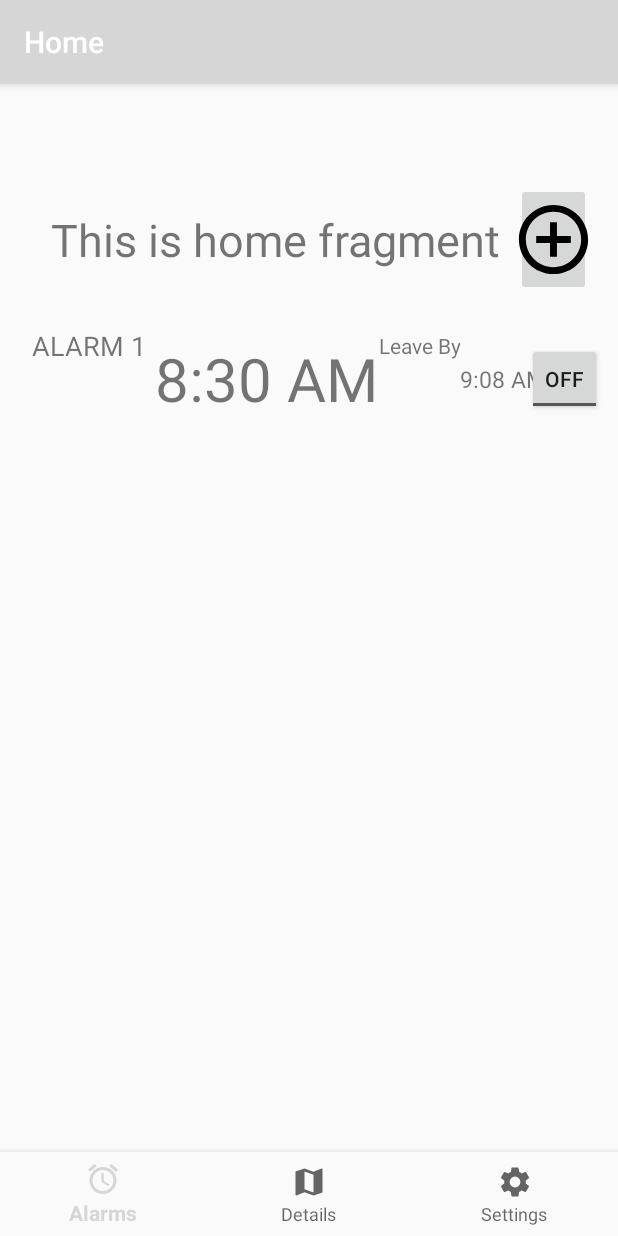
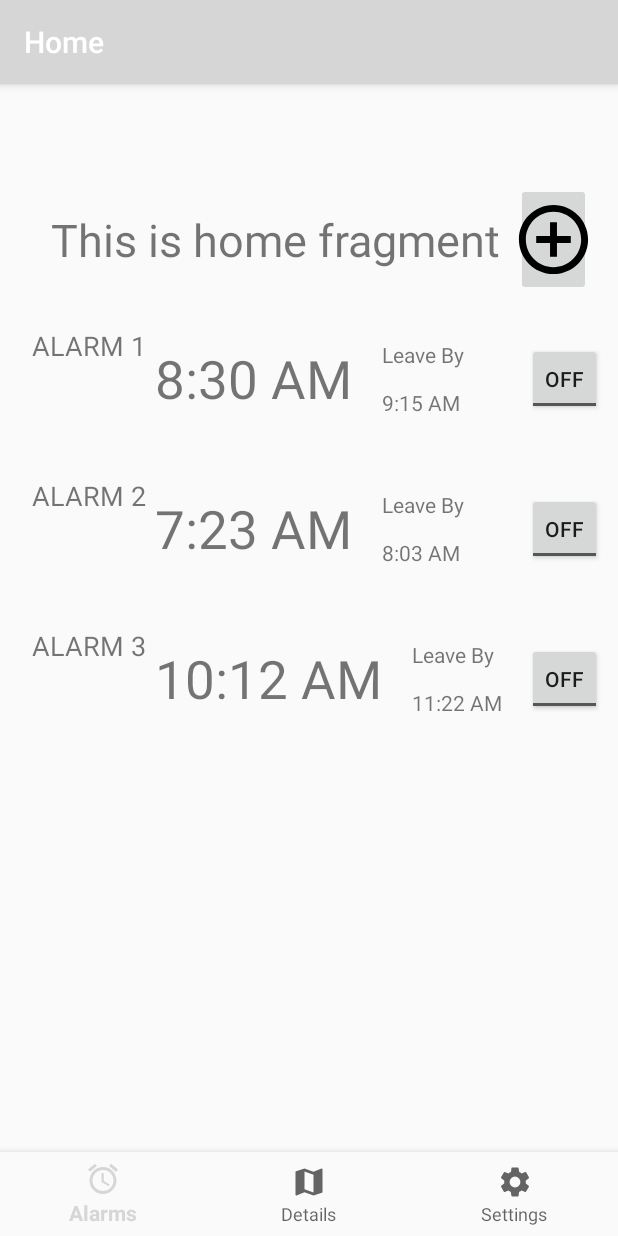
Before and after one commit to pcutter1/true-alarm, an Android app: the screen it shows after launch (MainActivity), on a phone screen of 412 x 824 dp. Run offline under Robolectric (Android 15) with nearby library versions, the phone set to English and light mode, and no system bars; our stand-ins replace Room's generated code, RxJava, navigation-ui; libraries missing offline, so code that uses them is left out: com.facebook.stetho; 1 statement that could not run was skipped.

Commit message:
Fixed LeaveBy issue, completed AlarmHome layout

```diff
--- a/app/src/main/res/layout/fragment_home.xml
+++ b/app/src/main/res/layout/fragment_home.xml
@@ -50,7 +50,7 @@
       android:layout_height="wrap_content"
       android:layout_gravity="top"
       android:layout_marginEnd="5dp"
-      android:text="@string/alarm_1_name"
+      android:text="@string/alarm1_name"
       android:textSize="18sp"/>
 
     <TextView
@@ -59,23 +59,16 @@
       android:layout_height="match_parent"
       android:gravity="start|center"
       android:layout_gravity="start"
-      android:textSize="40sp"
+      android:textSize="35sp"
+      android:layout_marginEnd="20dp"
       android:text="@string/alarm1_wake_time"/>
 
     <TextView
       android:layout_width="wrap_content"
       android:layout_height="wrap_content"
-      android:gravity="end|center|top"
-      android:layout_gravity="top"
-      android:text="@string/leave_by"/>
+      android:layout_gravity="center"
+      android:text="@string/alarm1_leave_by"/>
 
-    <TextView
-      android:layout_width="wrap_content"
-      android:layout_height="wrap_content"
-      android:gravity="end|center|bottom"
-      android:layout_gravity="center"
-      android:textSize="15sp"
-      android:text="9:08 AM"/>
 
    <ToggleButton
      android:id="@+id/alarm1_set"
@@ -83,6 +76,92 @@
      android:layout_height="wrap_content"
      android:layout_gravity="end"
      android:layout_marginEnd="5dp"/>
+
+
+
+  </androidx.appcompat.widget.Toolbar>
+
+  <androidx.appcompat.widget.Toolbar
+    android:id="@+id/alarm2_toolbar"
+    android:layout_width="match_parent"
+    android:layout_height="100dp"
+    android:layout_marginHorizontal="5dp"
+    app:layout_constraintTop_toBottomOf="@id/alarm1_toolbar">
+
+    <TextView
+      android:id="@+id/alarm2_name"
+      android:layout_width="wrap_content"
+      android:layout_height="wrap_content"
+      android:layout_gravity="top"
+      android:layout_marginEnd="5dp"
+      android:text="@string/alarm2_name"
+      android:textSize="18sp"/>
+
+    <TextView
+      android:id="@+id/alarm2_wake_time"
+      android:layout_width="wrap_content"
+      android:layout_height="match_parent"
+      android:gravity="start|center"
+      android:layout_gravity="start"
+      android:textSize="35sp"
+      android:layout_marginEnd="20dp"
+      android:text="@string/alarm2_wake_time"/>
+
+    <TextView
+      android:layout_width="wrap_content"
+      android:layout_height="wrap_content"
+      android:layout_gravity="center"
+      android:text="@string/alarm2_leave_by"/>
+
+    <ToggleButton
+      android:id="@+id/alarm2_set"
+      android:layout_width="50dp"
+      android:layout_height="wrap_content"
+      android:layout_gravity="end"
+      android:layout_marginEnd="5dp"/>
+
+
+
+  </androidx.appcompat.widget.Toolbar>
+
+  <androidx.appcompat.widget.Toolbar
+    android:id="@+id/alarm3_toolbar"
+    android:layout_width="match_parent"
+    android:layout_height="100dp"
+    android:layout_marginHorizontal="5dp"
+    app:layout_constraintTop_toBottomOf="@id/alarm2_toolbar">
+
+    <TextView
+      android:id="@+id/alarm3_name"
+      android:layout_width="wrap_content"
+      android:layout_height="wrap_content"
+      android:layout_gravity="top"
+      android:layout_marginEnd="5dp"
+      android:text="@string/alarm3_name"
+      android:textSize="18sp"/>
+
+    <TextView
+      android:id="@+id/alarm3_wake_time"
+      android:layout_width="wrap_content"
+      android:layout_height="match_parent"
+      android:gravity="start|center"
+      android:layout_gravity="start"
+      android:textSize="35sp"
+      android:layout_marginEnd="20dp"
+      android:text="@string/alarm3_wake_time"/>
+
+    <TextView
+      android:layout_width="wrap_content"
+      android:layout_height="wrap_content"
+      android:layout_gravity="center"
+      android:text="@string/alarm3_leave_by"/>
+
+    <ToggleButton
+      android:id="@+id/alarm3_set"
+      android:layout_width="50dp"
+      android:layout_height="wrap_content"
+      android:layout_gravity="end"
+      android:layout_marginEnd="5dp"/>
 
 
 
--- a/app/src/main/res/values/strings.xml
+++ b/app/src/main/res/values/strings.xml
@@ -24,9 +24,17 @@
   <string name="detail_nav">Details</string>
   <string name="settings_nav">Settings</string>
   <string name="alarm_title">ALARM</string>
-  <string name="alarm_1_name">ALARM 1</string>
+  <string name="alarm1_name">ALARM 1</string>
+  <string name="alarm2_name">ALARM 2</string>
+  <string name="alarm3_name">ALARM 3</string>
   <string name="title_alarm_details">Alarm Details</string>
   <string name="title_settings">Settings</string>
   <string name="alarm1_wake_time">8:30 AM</string>
-  <string name="leave_by">Leave By</string>
+  <string name="alarm1_leave_by">Leave By \n\n9:15 AM</string>
+  <string name="alarm2_wake_time">7:23 AM</string>
+  <string name="alarm2_leave_by">Leave By \n\n8:03 AM</string>
+  <string name="alarm3_wake_time">10:12 AM</string>
+  <string name="alarm3_leave_by">Leave By \n\n11:22 AM</string>
+
+
 </resources>
```
